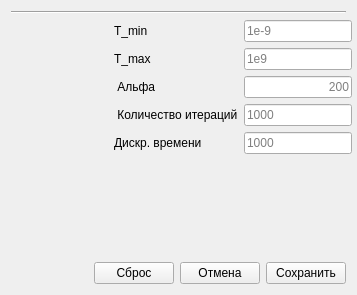
First picture: the form in tikhonov_settings_window.ui, repository Dm1stry/pyNMR_Processing, before the edit.
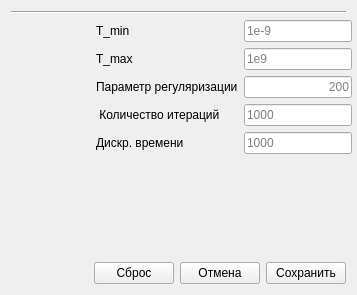
Second picture: the form after the edit.

```diff
--- a/tikhonov_settings_window.ui
+++ b/tikhonov_settings_window.ui
@@ -54,7 +54,7 @@
         </sizepolicy>
        </property>
        <property name="text">
-        <string> Альфа</string>
+        <string>Параметр регуляризации</string>
        </property>
       </widget>
      </item>
```
